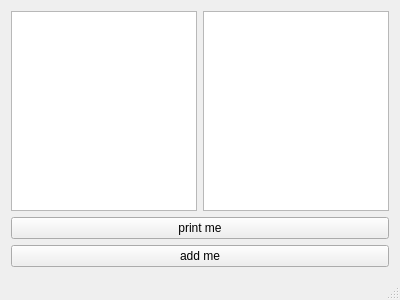
This is mainwindow.ui in jipr311/Example-custom-Model-list-view as Qt 5 draws it before an edit. The edited form follows.
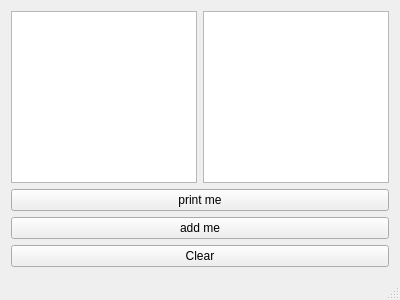
This is the edited form.

Patch:
```diff
--- a/mainwindow.ui
+++ b/mainwindow.ui
@@ -52,6 +52,13 @@
       </property>
      </widget>
     </item>
+    <item>
+     <widget class="QPushButton" name="pushButton_3">
+      <property name="text">
+       <string>Clear</string>
+      </property>
+     </widget>
+    </item>
    </layout>
   </widget>
   <widget class="QStatusBar" name="statusBar"/>
```
